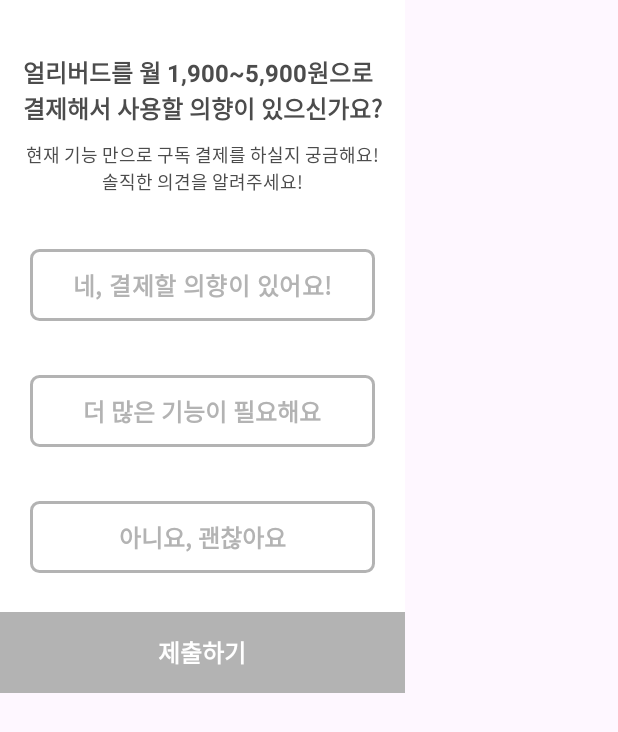
After one commit to team-pixels-dev/EarlyBird-Android, an Android app: the fragment NpsPayDialogFragment shown on its own in the app's theme, on a phone screen of 412 x 824 dp. The commit adds this screen. Shown: the top 732 px of the screen. Run offline under Robolectric (Android 15) with nearby library versions, the light colour scheme and no system bars.

Commit message:
nps 결제 선호도 추가

```diff
--- a/app/src/main/java/com/suhwan/earlybird_test/ui/nps/NpsCommentDialogFragment.kt
+++ b/app/src/main/java/com/suhwan/earlybird_test/ui/nps/NpsCommentDialogFragment.kt
@@ -50,7 +50,7 @@ class NpsCommentDialogFragment : DialogFragment() {
             }
             override fun onTextChanged(p0: CharSequence?, p1: Int, p2: Int, p3: Int) {
                 if(p0.isNullOrBlank()){
-                    binding.submitButton.setBackgroundResource(R.color.nps_button)
+                    binding.submitButton.setBackgroundResource(R.color.submit_pop_up)
                 }else{
                     binding.submitButton.setBackgroundResource(R.color.main_background)
                 }
--- /dev/null
+++ b/app/src/main/java/com/suhwan/earlybird_test/ui/nps/NpsPayDialogFragment.kt
@@ -0,0 +1,60 @@
+package com.suhwan.earlybird_test.ui.nps
+
+import android.os.Bundle
+import androidx.fragment.app.Fragment
+import android.view.LayoutInflater
+import android.view.View
+import android.view.ViewGroup
+import com.suhwan.earlybird_test.R
+
+// TODO: Rename parameter arguments, choose names that match
+// the fragment initialization parameters, e.g. ARG_ITEM_NUMBER
+private const val ARG_PARAM1 = "param1"
+private const val ARG_PARAM2 = "param2"
+
+/**
+ * A simple [Fragment] subclass.
+ * Use the [NpsPayDialogFragment.newInstance] factory method to
+ * create an instance of this fragment.
+ */
+class NpsPayDialogFragment : Fragment() {
+    // TODO: Rename and change types of parameters
+    private var param1: String? = null
+    private var param2: String? = null
+
+    override fun onCreate(savedInstanceState: Bundle?) {
+        super.onCreate(savedInstanceState)
+        arguments?.let {
+            param1 = it.getString(ARG_PARAM1)
+            param2 = it.getString(ARG_PARAM2)
+        }
+    }
+
+    override fun onCreateView(
+        inflater: LayoutInflater, container: ViewGroup?,
+        savedInstanceState: Bundle?
+    ): View? {
+        // Inflate the layout for this fragment
+        return inflater.inflate(R.layout.fragment_nps_pay_dialog, container, false)
+    }
+
+    companion object {
+        /**
+         * Use this factory method to create a new instance of
+         * this fragment using the provided parameters.
+         *
+         * @param param1 Parameter 1.
+         * @param param2 Parameter 2.
+         * @return A new instance of fragment NpsPayDialogFragment.
+         */
+        // TODO: Rename and change types and number of parameters
+        @JvmStatic
+        fun newInstance(param1: String, param2: String) =
+            NpsPayDialogFragment().apply {
+                arguments = Bundle().apply {
+                    putString(ARG_PARAM1, param1)
+                    putString(ARG_PARAM2, param2)
+                }
+            }
+    }
+}
--- /dev/null
+++ b/app/src/main/res/drawable/shape_nps_pay_button.xml
@@ -0,0 +1,7 @@
+<?xml version="1.0" encoding="utf-8"?>
+<shape xmlns:android="http://schemas.android.com/apk/res/android">
+    <solid android:color="@color/white"/>
+    <stroke android:color="@color/submit_pop_up"
+        android:width="2dp"/>
+    <corners android:radius="5dp"/>
+</shape>
--- a/app/src/main/res/layout/fragment_nps_comment_dialog.xml
+++ b/app/src/main/res/layout/fragment_nps_comment_dialog.xml
@@ -15,7 +15,7 @@
             android:layout_width="match_parent"
             android:layout_height="wrap_content"
             android:background="@null"
-            android:hint="@string/hint"
+            android:hint="@string/nps_comment_hint"
             android:textColorHint="@color/gray"
             android:textSize="14sp"
             android:layout_marginTop="24dp"
@@ -31,7 +31,7 @@
             android:layout_width="match_parent"
             android:layout_height="54dp"
             android:layout_gravity="bottom"
-            android:background="@color/nps_button"
+            android:background="@color/submit_pop_up"
             android:stateListAnimator="@null"
             android:text="@string/nps_submit"
             android:textColor="@color/white"
--- /dev/null
+++ b/app/src/main/res/layout/fragment_nps_pay_dialog.xml
@@ -0,0 +1,108 @@
+<?xml version="1.0" encoding="utf-8"?>
+<FrameLayout xmlns:android="http://schemas.android.com/apk/res/android"
+    xmlns:app="http://schemas.android.com/apk/res-auto"
+    xmlns:tools="http://schemas.android.com/tools"
+    android:layout_width="match_parent"
+    android:layout_height="match_parent"
+    tools:context=".ui.nps.NpsPayDialogFragment">
+    <androidx.constraintlayout.widget.ConstraintLayout
+        android:background="@color/white"
+        android:layout_width="270dp"
+        android:layout_height="wrap_content">
+        <TextView
+            android:id="@+id/textView1"
+            android:layout_width="wrap_content"
+            android:layout_height="wrap_content"
+            android:text="@string/nps_pay_question"
+            android:textColor="@color/black_light"
+            android:textSize="16sp"
+            android:textStyle="bold"
+            android:layout_marginTop="36dp"
+            app:layout_constraintEnd_toEndOf="parent"
+            app:layout_constraintStart_toStartOf="parent"
+            app:layout_constraintTop_toTopOf="parent" />
+
+        <TextView
+            android:id="@+id/textView2"
+            android:layout_width="wrap_content"
+            android:layout_height="wrap_content"
+            android:layout_marginTop="10dp"
+            android:text="@string/nps_pay_comment"
+            android:textAlignment="center"
+            android:textColor="@color/black_light"
+            android:textSize="12sp"
+            app:layout_constraintEnd_toEndOf="parent"
+            app:layout_constraintStart_toStartOf="parent"
+            app:layout_constraintTop_toBottomOf="@+id/textView1" />
+
+        <androidx.appcompat.widget.AppCompatRadioButton
+            android:id="@+id/btn_yes"
+            android:layout_width="match_parent"
+            android:layout_height="wrap_content"
+            android:layout_marginTop="36dp"
+            android:layout_marginHorizontal="20dp"
+            android:background="@drawable/shape_nps_pay_button"
+            android:text="@string/nps_pay_yes"
+            android:textColor="@color/submit_pop_up"
+            android:textSize="16sp"
+            android:textStyle="bold"
+            android:textAlignment="center"
+            android:button="@null"
+            android:stateListAnimator="@null"
+            app:layout_constraintEnd_toEndOf="parent"
+            app:layout_constraintStart_toStartOf="parent"
+            app:layout_constraintTop_toBottomOf="@+id/textView2" />
+        <androidx.appcompat.widget.AppCompatButton
+            android:id="@+id/btn_middle"
+            android:layout_width="match_parent"
+            android:layout_height="wrap_content"
+            android:layout_marginTop="36dp"
+            android:layout_marginHorizontal="20dp"
+            android:background="@drawable/shape_nps_pay_button"
+            android:text="@string/nps_pay_middle"
+            android:textColor="@color/submit_pop_up"
+            android:textSize="16sp"
+            android:textStyle="bold"
+            android:stateListAnimator="@null"
+            android:textAlignment="center"
+            android:button="@null"
+            app:layout_constraintEnd_toEndOf="parent"
+            app:layout_constraintStart_toStartOf="parent"
+            app:layout_constraintTop_toBottomOf="@+id/btn_yes" />
+        <androidx.appcompat.widget.AppCompatButton
+            android:id="@+id/btn_no"
+            android:layout_width="match_parent"
+            android:layout_height="wrap_content"
+            android:layout_marginTop="36dp"
+            android:layout_marginHorizontal="20dp"
+            android:background="@drawable/shape_nps_pay_button"
+            android:text="@string/nps_pay_no"
+            android:textColor="@color/submit_pop_up"
+            android:textSize="16sp"
+            android:textStyle="bold"
+            android:stateListAnimator="@null"
+            android:textAlignment="center"
+            android:button="@null"
+            app:layout_constraintEnd_toEndOf="parent"
+            app:layout_constraintStart_toStartOf="parent"
+            app:layout_constraintTop_toBottomOf="@+id/btn_middle" />
+
+        <androidx.appcompat.widget.AppCompatButton
+            android:id="@+id/submit_button"
+            android:layout_width="match_parent"
+            android:layout_height="54dp"
+            android:background="@color/submit_pop_up"
+            android:enabled="false"
+            android:stateListAnimator="@null"
+            android:text="@string/nps_submit"
+            android:textColor="@color/white"
+            android:textSize="16sp"
+            android:textStyle="bold"
+            android:layout_marginTop="26dp"
+            app:layout_constraintBottom_toBottomOf="parent"
+            app:layout_constraintEnd_toEndOf="parent"
+            app:layout_constraintStart_toStartOf="parent"
+            app:layout_constraintTop_toBottomOf="@+id/btn_no" />
+    </androidx.constraintlayout.widget.ConstraintLayout>
+
+</FrameLayout>
--- a/app/src/main/res/layout/fragment_nps_score.xml
+++ b/app/src/main/res/layout/fragment_nps_score.xml
@@ -225,7 +225,7 @@
             android:layout_width="match_parent"
             android:layout_height="54dp"
             android:layout_gravity="bottom"
-            android:background="@color/nps_button"
+            android:background="@color/submit_pop_up"
             android:stateListAnimator="@null"
             android:text="@string/nps_submit"
             android:textColor="@color/white"
--- a/app/src/main/res/values/colors.xml
+++ b/app/src/main/res/values/colors.xml
@@ -7,7 +7,7 @@
     <color name="white">#FFFFFFFF</color>
     <color name="calendar_header">#E5E5E5</color>
     <color name="calendar_body_gray">#BDBDBD</color>
-    <color name="nps_button">#A7A7A7</color>
+    <color name="submit_pop_up">#B3B3B3</color>
 
     <color name="main_background">#00A2CB</color>
     <color name="sub_background">#36CAF0</color>
@@ -15,4 +15,5 @@
     <color name="shadow">#2F2460</color>
     <color name="timer_start_text">#FF6666</color>
     <color name="nps_btn_circle">#F7F7F7</color>
+
 </resources>
--- a/app/src/main/res/values/strings.xml
+++ b/app/src/main/res/values/strings.xml
@@ -45,7 +45,14 @@
     <string name="nps_finish">완료하기</string>
 
     <!--nps_comment_fragment-->
-    <string name="hint">서비스에 대한 피드백을 300자 이내로 작성해주세요.</string>
+    <string name="nps_comment_hint">서비스에 대한 피드백을 300자 이내로 작성해주세요.</string>
+
+    <!--nps_pay_fragment-->
+    <string name="nps_pay_question">얼리버드를 월 1,900~5,900원으로\n결제해서 사용할 의향이 있으신가요?</string>
+    <string name="nps_pay_comment">현재 기능 만으로 구독 결제를 하실지 궁금해요!\n솔직한 의견을 알려주세요!</string>
+    <string name="nps_pay_yes">네, 결제할 의향이 있어요!</string>
+    <string name="nps_pay_middle">더 많은 기능이 필요해요</string>
+    <string name="nps_pay_no">아니요, 괜찮아요</string>
 
 
 </resources>
```
